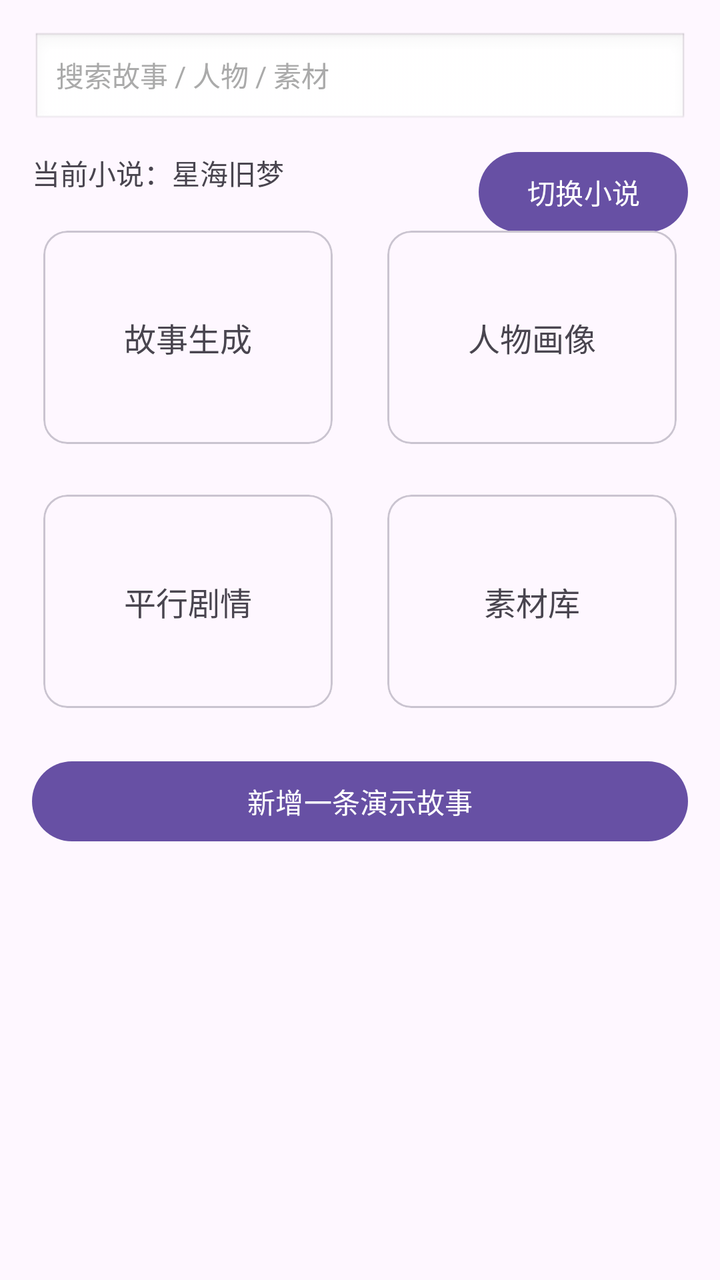
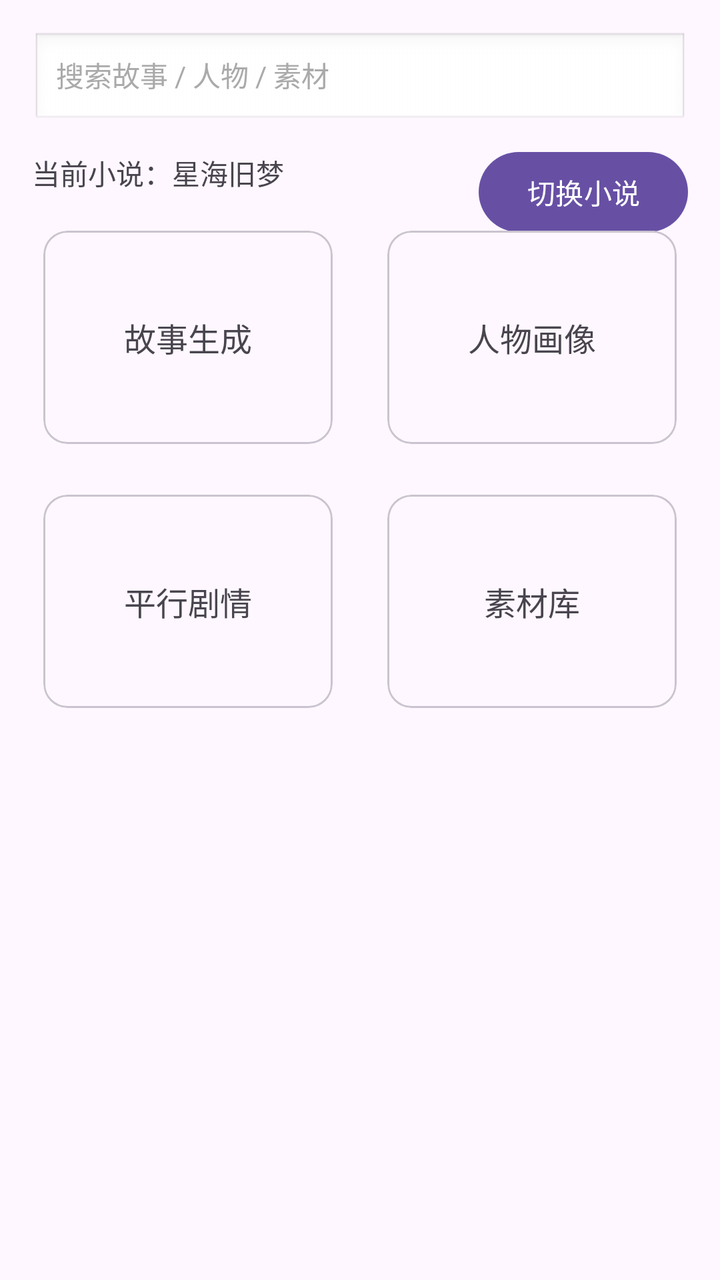

Screens rendered from an Android XML layout before and after an edit, with the pre-edit source and the edit as a unified diff.
<!-- AndroidManifest.xml: application theme Theme.StoryTeller -->
<!-- res/layout/fragment_home.xml -->
<?xml version="1.0" encoding="utf-8"?>
<androidx.constraintlayout.widget.ConstraintLayout xmlns:android="http://schemas.android.com/apk/res/android"
    xmlns:app="http://schemas.android.com/apk/res-auto"
    android:layout_width="match_parent"
    android:layout_height="match_parent">

    <androidx.core.widget.NestedScrollView
        android:id="@+id/scroll_home"
        android:layout_width="0dp"
        android:layout_height="0dp"
        android:fillViewport="true"
        app:layout_constraintTop_toTopOf="parent"
        app:layout_constraintBottom_toBottomOf="parent"
        app:layout_constraintStart_toStartOf="parent"
        app:layout_constraintEnd_toEndOf="parent">

        <androidx.constraintlayout.widget.ConstraintLayout
            android:id="@+id/layout_home_content"
            android:layout_width="match_parent"
            android:layout_height="wrap_content"
            android:padding="16dp">

            <TextView
                android:id="@+id/tv_search_placeholder"
                android:layout_width="0dp"
                android:layout_height="48dp"
                android:background="@android:drawable/edit_text"
                android:gravity="center_vertical"
                android:paddingStart="12dp"
                android:paddingEnd="12dp"
                android:text="@string/home_search_placeholder"
                android:textColor="@android:color/darker_gray"
                app:layout_constraintTop_toTopOf="parent"
                app:layout_constraintStart_toStartOf="parent"
                app:layout_constraintEnd_toEndOf="parent" />

            <TextView
                android:id="@+id/tv_current_novel"
                android:layout_width="0dp"
                android:layout_height="wrap_content"
                android:layout_marginTop="12dp"
                android:text="@string/home_current_novel"
                android:textSize="14sp"
                app:layout_constraintTop_toBottomOf="@id/tv_search_placeholder"
                app:layout_constraintStart_toStartOf="parent"
                app:layout_constraintEnd_toStartOf="@id/btn_switch_novel" />

            <Button
                android:id="@+id/btn_switch_novel"
                android:layout_width="wrap_content"
                android:layout_height="wrap_content"
                android:layout_marginTop="8dp"
                android:text="@string/action_switch_novel"
                app:layout_constraintTop_toBottomOf="@id/tv_search_placeholder"
                app:layout_constraintEnd_toEndOf="parent" />

            <com.google.android.material.card.MaterialCardView
                android:id="@+id/card_story_generate"
                android:layout_width="0dp"
                android:layout_height="120dp"
                android:layout_marginTop="12dp"
                android:layout_marginEnd="8dp"
                android:clickable="true"
                android:foreground="?attr/selectableItemBackground"
                app:cardUseCompatPadding="true"
                app:layout_constraintTop_toBottomOf="@id/tv_current_novel"
                app:layout_constraintStart_toStartOf="parent"
                app:layout_constraintEnd_toStartOf="@id/card_character"
                app:layout_constraintHorizontal_chainStyle="spread">

                <TextView
                    android:layout_width="match_parent"
                    android:layout_height="match_parent"
                    android:gravity="center"
                    android:text="@string/title_story_generate"
                    android:textSize="16sp" />
            </com.google.android.material.card.MaterialCardView>

            <com.google.android.material.card.MaterialCardView
                android:id="@+id/card_character"
                android:layout_width="0dp"
                android:layout_height="120dp"
                android:layout_marginTop="12dp"
                android:layout_marginStart="8dp"
                android:clickable="true"
                android:foreground="?attr/selectableItemBackground"
                app:cardUseCompatPadding="true"
                app:layout_constraintTop_toBottomOf="@id/tv_current_novel"
                app:layout_constraintStart_toEndOf="@id/card_story_generate"
                app:layout_constraintEnd_toEndOf="parent">

                <TextView
                    android:layout_width="match_parent"
                    android:layout_height="match_parent"
                    android:gravity="center"
                    android:text="@string/title_character"
                    android:textSize="16sp" />
            </com.google.android.material.card.MaterialCardView>

            <com.google.android.material.card.MaterialCardView
                android:id="@+id/card_plot_tree"
                android:layout_width="0dp"
                android:layout_height="120dp"
                android:layout_marginTop="12dp"
                android:layout_marginEnd="8dp"
                android:clickable="true"
                android:foreground="?attr/selectableItemBackground"
                app:cardUseCompatPadding="true"
                app:layout_constraintTop_toBottomOf="@id/card_story_generate"
                app:layout_constraintStart_toStartOf="parent"
                app:layout_constraintEnd_toStartOf="@id/card_material"
                app:layout_constraintHorizontal_chainStyle="spread">

                <TextView
                    android:layout_width="match_parent"
                    android:layout_height="match_parent"
                    android:gravity="center"
                    android:text="@string/title_plot_tree"
                    android:textSize="16sp" />
            </com.google.android.material.card.MaterialCardView>

            <com.google.android.material.card.MaterialCardView
                android:id="@+id/card_material"
                android:layout_width="0dp"
                android:layout_height="120dp"
                android:layout_marginTop="12dp"
                android:layout_marginStart="8dp"
                android:clickable="true"
                android:foreground="?attr/selectableItemBackground"
                app:cardUseCompatPadding="true"
                app:layout_constraintTop_toBottomOf="@id/card_story_generate"
                app:layout_constraintStart_toEndOf="@id/card_plot_tree"
                app:layout_constraintEnd_toEndOf="parent">

                <TextView
                    android:layout_width="match_parent"
                    android:layout_height="match_parent"
                    android:gravity="center"
                    android:text="@string/title_material"
                    android:textSize="16sp" />
            </com.google.android.material.card.MaterialCardView>

            
            <Button
                android:id="@+id/btn_add_demo_story"
                android:layout_width="0dp"
                android:layout_height="wrap_content"
                android:layout_marginTop="16dp"
                android:text="新增一条演示故事"
                app:layout_constraintTop_toBottomOf="@id/card_material"
                app:layout_constraintStart_toStartOf="parent"
                app:layout_constraintEnd_toEndOf="parent" />

            <androidx.recyclerview.widget.RecyclerView
                android:id="@+id/rv_story"
                android:layout_width="0dp"
                android:layout_height="200dp"
                android:layout_marginTop="8dp"
                app:layout_constraintTop_toBottomOf="@id/btn_add_demo_story"
                app:layout_constraintStart_toStartOf="parent"
                app:layout_constraintEnd_toEndOf="parent"
                app:layout_constraintBottom_toBottomOf="parent" />

        </androidx.constraintlayout.widget.ConstraintLayout>
    </androidx.core.widget.NestedScrollView>
</androidx.constraintlayout.widget.ConstraintLayout>
<!-- resources referenced by this layout -->
<resources>
  <string name="action_switch_novel">切换小说</string>
  <string name="home_current_novel">当前小说：星海旧梦</string>
  <string name="home_search_placeholder">搜索故事 / 人物 / 素材</string>
  <string name="title_character">人物画像</string>
  <string name="title_material">素材库</string>
  <string name="title_plot_tree">平行剧情</string>
  <string name="title_story_generate">故事生成</string>
  <style name="Theme.StoryTeller" parent="Base.Theme.StoryTeller" />
  <style name="Base.Theme.StoryTeller" parent="Theme.Material3.DayNight.NoActionBar">
          
          
      </style>
</resources>

<!-- the commit's change to res/layout/fragment_home.xml (unified diff, before → after) -->
@@ -141,22 +141,12 @@
             </com.google.android.material.card.MaterialCardView>
 
             
-            <Button
-                android:id="@+id/btn_add_demo_story"
-                android:layout_width="0dp"
-                android:layout_height="wrap_content"
-                android:layout_marginTop="16dp"
-                android:text="新增一条演示故事"
-                app:layout_constraintTop_toBottomOf="@id/card_material"
-                app:layout_constraintStart_toStartOf="parent"
-                app:layout_constraintEnd_toEndOf="parent" />
-
             <androidx.recyclerview.widget.RecyclerView
                 android:id="@+id/rv_story"
                 android:layout_width="0dp"
                 android:layout_height="200dp"
-                android:layout_marginTop="8dp"
-                app:layout_constraintTop_toBottomOf="@id/btn_add_demo_story"
+                android:layout_marginTop="16dp"
+                app:layout_constraintTop_toBottomOf="@id/card_material"
                 app:layout_constraintStart_toStartOf="parent"
                 app:layout_constraintEnd_toEndOf="parent"
                 app:layout_constraintBottom_toBottomOf="parent" />
